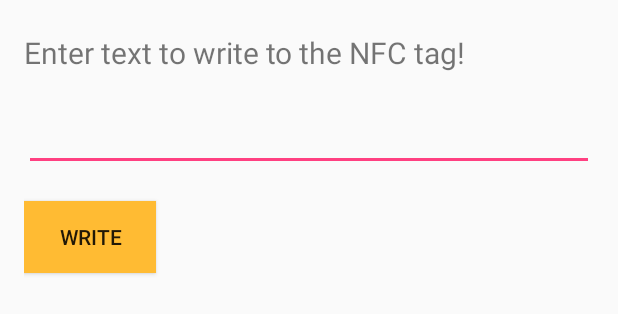
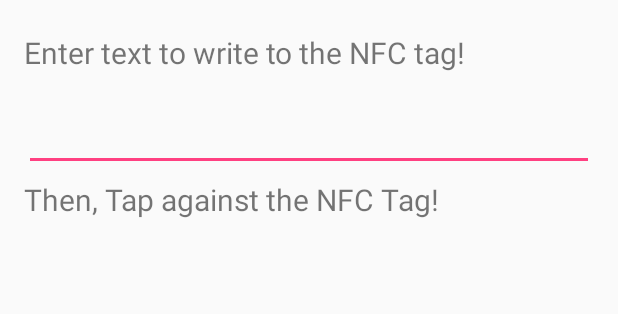
Before and after one commit to SidHeg/se17-teamD, an Android app: the layout activity_nfcprofessor.xml on its own in the app's theme, with its tools: preview values and no code run, on a phone screen of 412 x 824 dp. Shown: the top 314 px of the screen. Run offline under Robolectric (Android 15) with nearby library versions, the phone set to English and light mode, and no system bars.

Commit message:
NFC Writer completed

```diff
--- a/FrontEnd/AttendanceSystem/app/build.gradle
+++ b/FrontEnd/AttendanceSystem/app/build.gradle
@@ -5,7 +5,7 @@ android {
     buildToolsVersion "25.0.2"
     defaultConfig {
         applicationId "com.se17.attendancesystem"
-        minSdkVersion 15
+        minSdkVersion 16
         targetSdkVersion 25
         versionCode 1
         versionName "1.0"
--- a/FrontEnd/AttendanceSystem/app/src/main/AndroidManifest.xml
+++ b/FrontEnd/AttendanceSystem/app/src/main/AndroidManifest.xml
@@ -1,6 +1,9 @@
 <?xml version="1.0" encoding="utf-8"?>
 <manifest xmlns:android="http://schemas.android.com/apk/res/android"
     package="com.se17.attendancesystem">
+    <uses-sdk
+        android:minSdkVersion="23"
+        android:targetSdkVersion="23" />
 
     <uses-permission android:name="android.permission.NFC" />
     <uses-feature android:name="android.hardware.nfc" android:required="true" />
--- a/FrontEnd/AttendanceSystem/app/src/main/java/com/se17/attendancesystem/NFCStudentActivity.java
+++ b/FrontEnd/AttendanceSystem/app/src/main/java/com/se17/attendancesystem/NFCStudentActivity.java
@@ -43,7 +43,6 @@ public class NFCStudentActivity extends AppCompatActivity {
 
     /*
         onNewIntent will be called when the NDEF message is received by the mobile from an NFC Tag.
-        Necessary registrations are made in the Manifest file.
      */
 
     public void onPause() {
@@ -69,7 +68,7 @@ public class NFCStudentActivity extends AppCompatActivity {
                 NdefMessage[] messages = new NdefMessage[rawMessages.length];
                 messages[0] = (NdefMessage) rawMessages[0];
                 NdefRecord rec = messages[0].getRecords()[0];
-                String str = new String(rec.getPayload()).substring(3);
+                String str = new String(rec.getPayload());
                 Toast.makeText(getApplicationContext(),str,Toast.LENGTH_LONG).show();
 
                 /*
--- a/FrontEnd/AttendanceSystem/app/src/main/res/layout/activity_nfcprofessor.xml
+++ b/FrontEnd/AttendanceSystem/app/src/main/res/layout/activity_nfcprofessor.xml
@@ -27,15 +27,19 @@
         android:layout_marginTop="5dp"
         android:layout_height="60dp"/>
 
-    <Button
+
+    <TextView
+        android:layout_below="@id/nfctext"
         android:layout_width="wrap_content"
         android:layout_height="wrap_content"
-        android:text="Write"
-        android:background="@android:color/holo_orange_light"
-        android:layout_below="@+id/nfctext"
-        android:layout_alignParentLeft="true"
-        android:layout_alignParentStart="true"
-        android:layout_marginTop="20dp"
-        android:id="@+id/btnNFCWrite" />
+        android:textSize="20dp"
+        android:layout_marginTop="5dp"
+        android:text="Then, Tap against the NFC Tag!" />
+
+
+
+
+
+
 
 </RelativeLayout>
```
Also changed, not shown: FrontEnd/AttendanceSystem/app/src/main/java/com/se17/attendancesystem/NFCProfessorActivity.java (+60 -14 lines).
